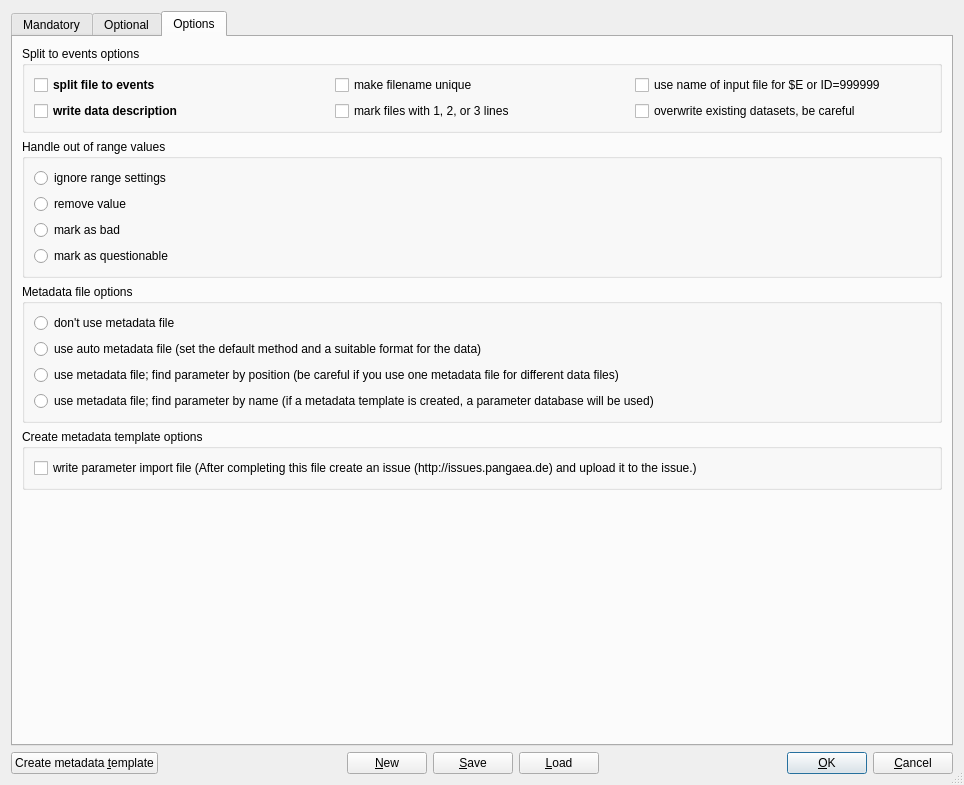
Before: the Qt Designer form trunk/Forms/Split2EventsDialog/split2eventsdialog.ui in pangaea-data-publisher/Split2Events, drawn with Qt 5.
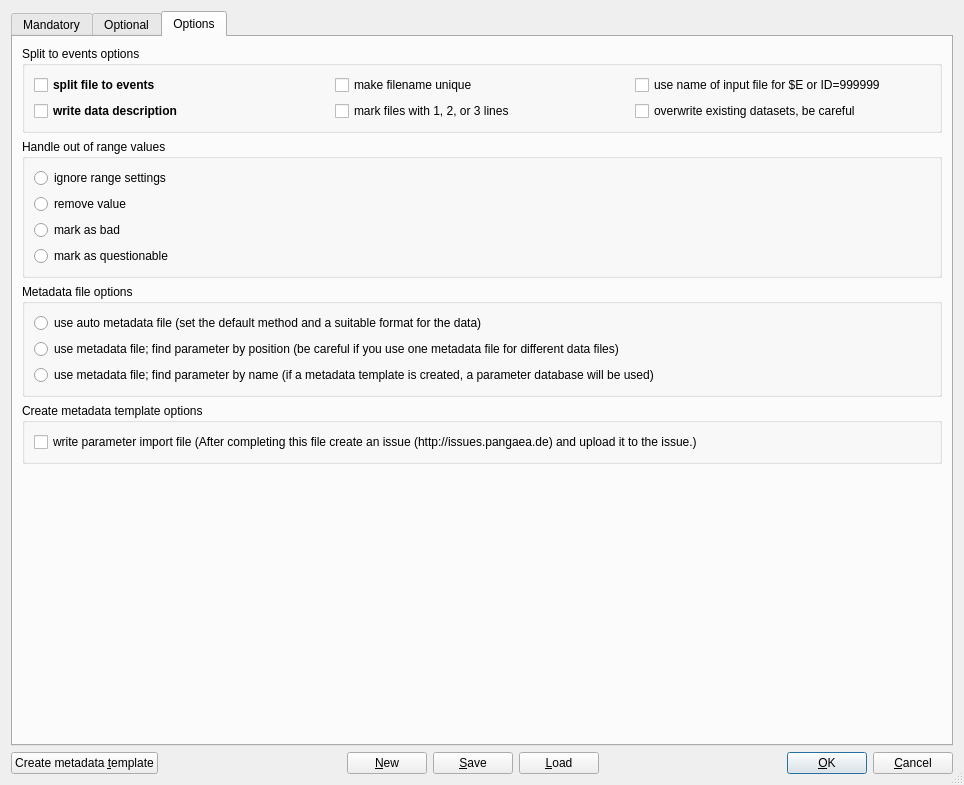
After: the same form once the commit is applied. The open tabs and pages were chosen to show the change.

Diff of the .ui file:
```diff
--- a/trunk/Forms/Split2EventsDialog/split2eventsdialog.ui
+++ b/trunk/Forms/Split2EventsDialog/split2eventsdialog.ui
@@ -565,13 +565,6 @@
          </property>
          <layout class="QGridLayout" name="gridLayout_4">
           <item row="0" column="0">
-           <widget class="QRadioButton" name="dontUseMetadataFileRadioButton">
-            <property name="text">
-             <string>don't use metadata file</string>
-            </property>
-           </widget>
-          </item>
-          <item row="1" column="0">
            <widget class="QRadioButton" name="useAutoMetadataFileRadioButton">
             <property name="text">
              <string>use auto metadata file (set the default method and a suitable format for the data)</string>
@@ -579,19 +572,19 @@
            </widget>
           </item>
           <item row="2" column="0">
-           <widget class="QRadioButton" name="findByPosisitionRadioButton">
-            <property name="text">
-             <string>use metadata file; find parameter by position (be careful if you use one metadata file for different data files)</string>
-            </property>
-           </widget>
-          </item>
-          <item row="3" column="0">
            <widget class="QRadioButton" name="findByNameRadioButton">
             <property name="text">
              <string>use metadata file; find parameter by name (if a metadata template is created, a parameter database will be used)</string>
             </property>
            </widget>
           </item>
+          <item row="1" column="0">
+           <widget class="QRadioButton" name="findByPosisitionRadioButton">
+            <property name="text">
+             <string>use metadata file; find parameter by position (be careful if you use one metadata file for different data files)</string>
+            </property>
+           </widget>
+          </item>
          </layout>
         </widget>
        </item>
```
Left out of the diff: 1 changed line with no effect on the pictures.
